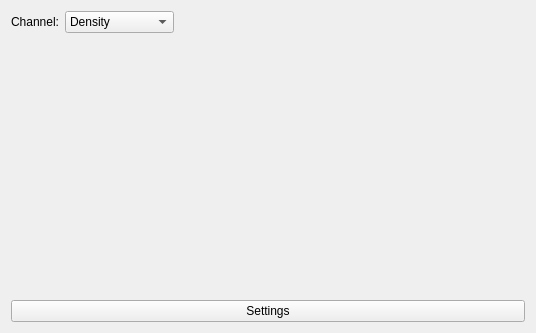
First picture: the form in Source/VoxRender/Interface/histogramwidget.ui, repository nagyistoce/voxrender, before the edit.
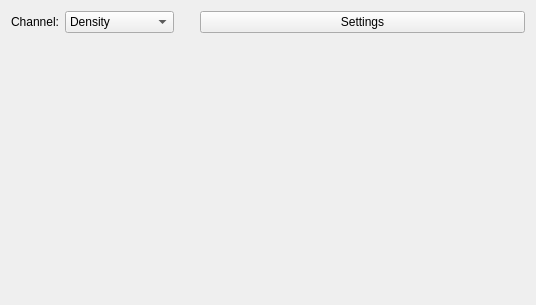
Second picture: the form after the edit.

```diff
--- a/Source/VoxRender/Interface/histogramwidget.ui
+++ b/Source/VoxRender/Interface/histogramwidget.ui
@@ -7,7 +7,7 @@
     <x>0</x>
     <y>0</y>
     <width>536</width>
-    <height>332</height>
+    <height>304</height>
    </rect>
   </property>
   <property name="sizePolicy">
@@ -65,14 +65,30 @@
        <property name="orientation">
         <enum>Qt::Horizontal</enum>
        </property>
+       <property name="sizeType">
+        <enum>QSizePolicy::Fixed</enum>
+       </property>
        <property name="sizeHint" stdset="0">
         <size>
-         <width>515</width>
+         <width>20</width>
          <height>13</height>
         </size>
        </property>
       </spacer>
      </item>
+     <item>
+      <widget class="QPushButton" name="pushButton">
+       <property name="sizePolicy">
+        <sizepolicy hsizetype="Expanding" vsizetype="Fixed">
+         <horstretch>0</horstretch>
+         <verstretch>0</verstretch>
+        </sizepolicy>
+       </property>
+       <property name="text">
+        <string>Settings</string>
+       </property>
+      </widget>
+     </item>
     </layout>
    </item>
    <item>
@@ -117,17 +133,6 @@
      </layout>
     </widget>
    </item>
-   <item>
-    <layout class="QHBoxLayout" name="horizontalLayout_3">
-     <item>
-      <widget class="QPushButton" name="pushButton">
-       <property name="text">
-        <string>Settings</string>
-       </property>
-      </widget>
-     </item>
-    </layout>
-   </item>
   </layout>
  </widget>
  <resources/>
```
